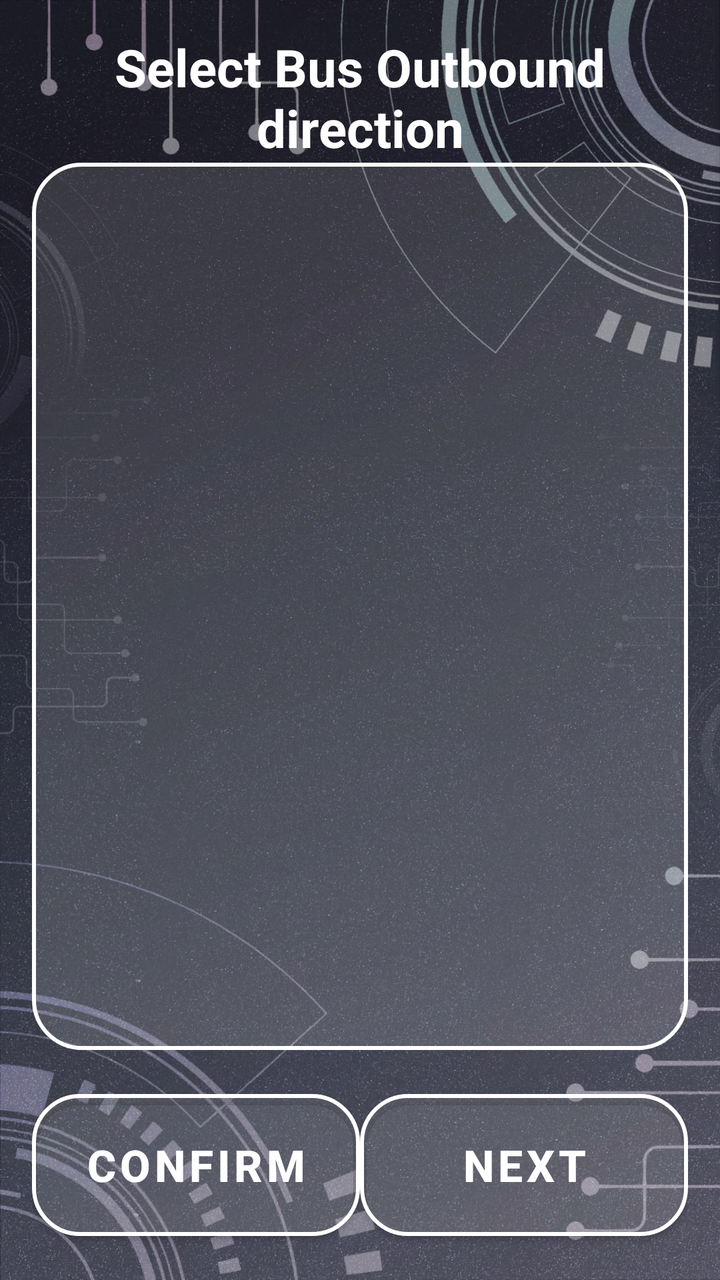
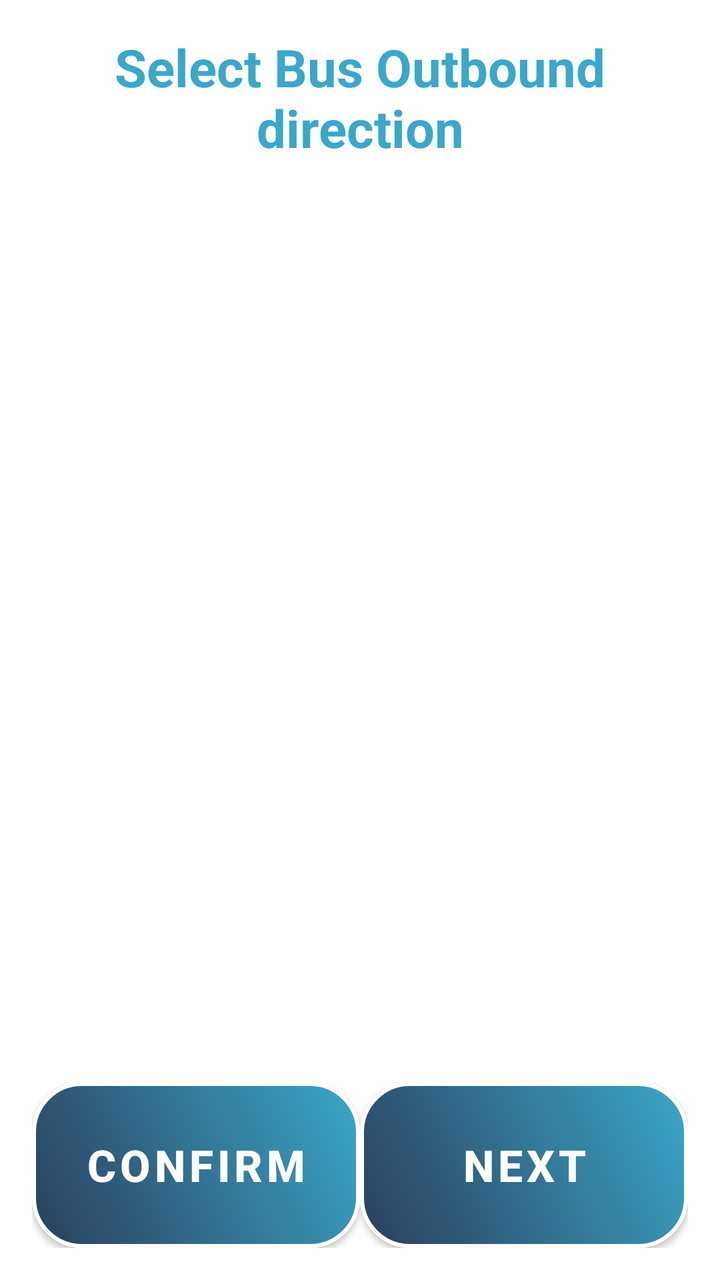

An Android layout rendered at two revisions. The XML below is the earlier revision; the diff shows what the commit changed to produce the second picture.
<!-- AndroidManifest.xml: application theme Theme.VISTA -->
<!-- res/layout/activity_edit_outbound_direction.xml -->
<LinearLayout
    xmlns:android="http://schemas.android.com/apk/res/android"
    xmlns:tools="http://schemas.android.com/tools"
    xmlns:app="http://schemas.android.com/apk/res-auto"
    android:id="@+id/main"
    android:layout_width="match_parent"
    android:layout_height="match_parent"
    android:orientation="vertical"
    android:padding="16sp"
    tools:context=".FindBusEditMenuFunction.EditOutboundDirectionActivity"
    android:background="@drawable/background">

    <TextView
        android:layout_width="match_parent"
        android:layout_height="wrap_content"
        android:text="@string/EditOutboundDirectionActivity_title"
        android:textSize="26sp"
        android:textStyle="bold"
        android:gravity="center"
        android:textColor="@color/white"/>

    <ListView
        android:id="@+id/lvShowRouteOutbound"
        android:layout_width="match_parent"
        android:layout_height="wrap_content"
        android:layout_weight="1"
        android:background="@drawable/list_item_border"
        android:divider="@drawable/custom_divider"/>

    
    <LinearLayout
        android:orientation="horizontal"
        android:layout_width="match_parent"
        android:layout_height="wrap_content"
        android:gravity="bottom"
        android:layout_marginTop="16dp"
        android:weightSum="2">

        
        <com.google.android.material.button.MaterialButton
            android:id="@+id/btnMainMenuConfirm"
            style="@style/SemiTransparentRoundedButton"
            android:layout_width="0dp"
            android:layout_height="83dp"
            android:layout_weight="1"
            android:text="@string/btn_Confirm"
            android:textSize="22sp"
            android:textStyle="bold" />

        
        <com.google.android.material.button.MaterialButton
            android:id="@+id/btnMainMenuNext"
            style="@style/SemiTransparentRoundedButton"
            android:layout_width="0dp"
            android:layout_height="83dp"
            android:layout_weight="1"
            android:text="@string/btn_next"
            android:textSize="22sp"
            android:textStyle="bold" />
    </LinearLayout>
</LinearLayout>
<!-- resources referenced by this layout -->
<resources>
  <color name="white">#FFFFFF</color>
  <!-- drawable background: jpeg bitmap (drawable, 288114 bytes) -->
  <!-- drawable custom_divider (drawable) -->
  <?xml version="1.0" encoding="utf-8"?>
  <shape xmlns:android="http://schemas.android.com/apk/res/android" android:shape="rectangle">
      <size android:height="1dp" /> 
      <solid android:color="#FFFFFF" /> 
  </shape>
  <!-- drawable list_item_border (drawable) -->
  <?xml version="1.0" encoding="utf-8"?>
  <shape xmlns:android="http://schemas.android.com/apk/res/android" android:shape="rectangle">
  
      
      <stroke
          android:width="2dp"
          android:color="#FFFFFF" />
  
      <corners android:radius="24dp" />
  
      <padding
          android:left="8dp"
          android:top="8dp"
          android:right="8dp"
          android:bottom="8dp" />
  
      <solid android:color="#20FFFFFF" />
  
  </shape>
  <string name="EditOutboundDirectionActivity_title">Select Bus Outbound direction</string>
  <string name="btn_Confirm">Confirm</string>
  <string name="btn_next">Next</string>
  <style name="SemiTransparentRoundedButton" parent="Widget.MaterialComponents.Button">
          <item name="android:textColor">#FFFFFF</item>
          <item name="background">@drawable/button_selector</item> 
          <item name="cornerRadius">24dp</item>
          <item name="strokeColor">#FFFFFF</item>
          <item name="strokeWidth">2dp</item>
          <item name="backgroundTint">#20FFFFFF</item> 
      </style>
  <style name="Theme.VISTA" parent="Theme.MaterialComponents.Light.NoActionBar">
          
          <item name="colorPrimary">@color/semi_transparent_white</item>
          <item name="colorPrimaryVariant">@color/semi_transparent_white</item>
          <item name="colorOnPrimary">@color/white</item>
          
      </style>
  <!-- drawable button_selector (drawable) -->
  <?xml version="1.0" encoding="utf-8"?>
  <selector xmlns:android="http://schemas.android.com/apk/res/android">
      
      <item android:state_pressed="true">
          <shape android:shape="rectangle">
              <solid android:color="#20FFFFFF" /> 
              <stroke android:width="2dp" android:color="#FFFFFF" />
              <corners android:radius="24dp" />
          </shape>
      </item>
  
      
      <item android:state_selected="true">
          <shape android:shape="rectangle">
              <solid android:color="#FFFF00" /> 
              <stroke android:width="2dp" android:color="#FFFFFF" />
              <corners android:radius="24dp" />
          </shape>
      </item>
  
      
      <item>
          <shape android:shape="rectangle">
              <solid android:color="#20FFFFFF" /> 
              <stroke android:width="2dp" android:color="#FFFFFF" />
              <corners android:radius="24dp" />
          </shape>
      </item>
  </selector>
  <color name="semi_transparent_white">#80FFFFFF</color>
</resources>

<!-- the commit's change to res/layout/activity_edit_outbound_direction.xml (unified diff, before → after) -->
@@ -8,7 +8,7 @@
     android:orientation="vertical"
     android:padding="16sp"
     tools:context=".FindBusEditMenuFunction.EditOutboundDirectionActivity"
-    android:background="@drawable/background">
+    android:background="@color/white">
 
     <TextView
         android:layout_width="match_parent"
@@ -17,7 +17,7 @@
         android:textSize="26sp"
         android:textStyle="bold"
         android:gravity="center"
-        android:textColor="@color/white"/>
+        android:textColor="#3BA7C9"/>
 
     <ListView
         android:id="@+id/lvShowRouteOutbound"
@@ -25,7 +25,8 @@
         android:layout_height="wrap_content"
         android:layout_weight="1"
         android:background="@drawable/list_item_border"
-        android:divider="@drawable/custom_divider"/>
+        android:divider="@drawable/custom_divider"
+        android:textColor="#3BA7C9"/>
 
     
     <LinearLayout
@@ -45,7 +46,13 @@
             android:layout_weight="1"
             android:text="@string/btn_Confirm"
             android:textSize="22sp"
-            android:textStyle="bold" />
+            android:textStyle="bold"
+            android:background="@drawable/btn_photo_gradient"
+            app:backgroundTint="@null"
+            app:backgroundTintMode="src_over"
+            app:cornerRadius="0dp"
+            app:strokeColor="@null"
+            app:strokeWidth="0dp"/>
 
         
         <com.google.android.material.button.MaterialButton
@@ -56,6 +63,12 @@
             android:layout_weight="1"
             android:text="@string/btn_next"
             android:textSize="22sp"
-            android:textStyle="bold" />
+            android:textStyle="bold"
+            android:background="@drawable/btn_photo_gradient"
+            app:backgroundTint="@null"
+            app:backgroundTintMode="src_over"
+            app:cornerRadius="0dp"
+            app:strokeColor="@null"
+            app:strokeWidth="0dp"/>
     </LinearLayout>
 </LinearLayout>
<!-- resource entries referenced after the edit -->
@@ -1,7 +1,27 @@
 <!-- resources referenced by this layout -->
 <resources>
   <color name="white">#FFFFFF</color>
-  <!-- drawable background: jpeg bitmap (drawable, 288114 bytes) -->
+  <!-- drawable btn_photo_gradient (drawable) -->
+  <?xml version="1.0" encoding="utf-8"?>
+  <shape xmlns:android="http://schemas.android.com/apk/res/android"
+      android:shape="rectangle">
+  
+      
+      <gradient
+          android:startColor="#2B3E5C"
+          android:endColor="#3BA7C9"
+          android:angle="45"
+      />
+  
+      
+      <corners android:radius="24dp" />
+  
+      
+      <stroke
+          android:width="2dp"
+          android:color="#FFFFFF" />
+  
+  </shape>
   <!-- drawable custom_divider (drawable) -->
   <?xml version="1.0" encoding="utf-8"?>
   <shape xmlns:android="http://schemas.android.com/apk/res/android" android:shape="rectangle">
